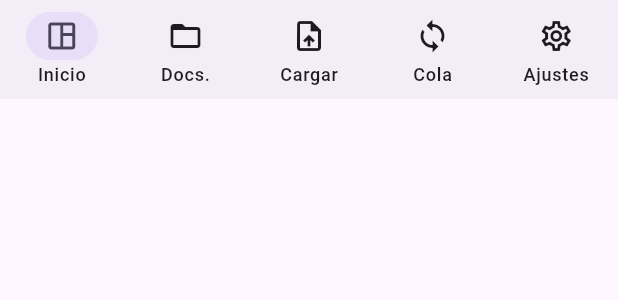
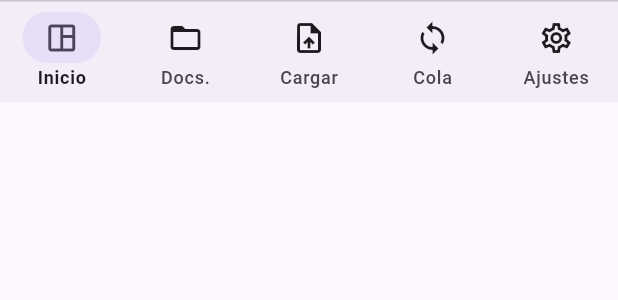
Before and after one commit to dilingerariel/wellq-capstone, a Flutter app: the PatientNavigation widget shown alone on an empty page, opened directly with empty values, on a phone screen of 412 x 824 dp. Shown: the top 300 px of the screen. Run offline on Flutter 3.47's test engine with Material 3 defaults, Android fonts, the phone set to English and light mode, and no system bars; our stand-ins replace drift, file_picker; missing offline and left inert: pdfrx; accounts and stored records are empty.

Commit message:
feat(mobile): clarify patient dashboard and navigation styling

```diff
--- a/wellq-clinical-tests-main/mobile/lib/presentation/patient_widgets.dart
+++ b/wellq-clinical-tests-main/mobile/lib/presentation/patient_widgets.dart
@@ -57,8 +57,10 @@ class PatientNavigation extends StatelessWidget {
   Widget build(BuildContext context) {
     final labels = localizedLabels(context);
     final captions = localizedCaptions(context);
+    final colors = Theme.of(context).colorScheme;
     return Material(
-      color: Theme.of(context).colorScheme.surfaceContainer,
+      color: colors.surfaceContainer,
+      shape: Border(top: BorderSide(color: colors.outlineVariant)),
       child: SafeArea(
         top: false,
         child: LayoutBuilder(
@@ -68,7 +70,10 @@ class PatientNavigation extends StatelessWidget {
             final room = box.maxWidth / captions.length - 8;
             final showCaptions = captions.every((label) {
               final painter = TextPainter(
-                text: TextSpan(text: label, style: style),
+                text: TextSpan(
+                  text: label,
+                  style: style.copyWith(fontWeight: FontWeight.w700),
+                ),
                 textDirection: Directionality.of(context),
                 textScaler: scaler,
               )..layout();
@@ -91,6 +96,8 @@ class PatientNavigation extends StatelessWidget {
                         child: InkWell(
                           key: ValueKey('patient-tab/$i'),
                           onTap: () => onSelected(i),
+                          child: ConstrainedBox(
+                            constraints: const BoxConstraints(minHeight: 64),
                             child: Padding(
                               padding: const EdgeInsets.symmetric(
                                 vertical: 8,
@@ -100,8 +107,8 @@ class PatientNavigation extends StatelessWidget {
                                 mainAxisSize: MainAxisSize.min,
                                 children: [
                                   Container(
-                                  width: 48,
-                                  height: 32,
+                                    width: 52,
+                                    height: 34,
                                     decoration: BoxDecoration(
                                       color: selected == i
                                           ? Theme.of(
@@ -125,12 +132,20 @@ class PatientNavigation extends StatelessWidget {
                                     const SizedBox(height: 2),
                                     Text(
                                       captions[i],
-                                    style: style,
+                                      style: style.copyWith(
+                                        fontWeight: selected == i
+                                            ? FontWeight.w700
+                                            : FontWeight.w500,
+                                        color: selected == i
+                                            ? colors.onSurface
+                                            : colors.onSurfaceVariant,
+                                      ),
                                       maxLines: 1,
                                       softWrap: false,
                                     ),
                                   ],
                                 ],
+                              ),
                             ),
                           ),
                         ),
```
Also changed, not shown: wellq-clinical-tests-main/mobile/lib/presentation/app.dart (+64 -10 lines). Lines whose indentation alone changed are shown as unchanged.
